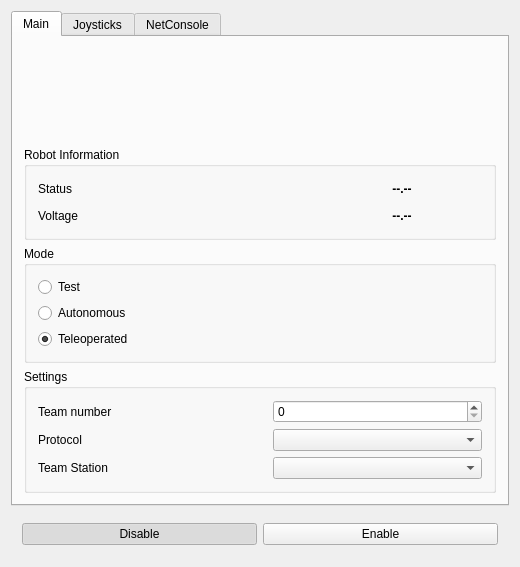
FRC-Utilities/LibDS, file examples/SimpleDS/src/Window.ui: the form before one commit.
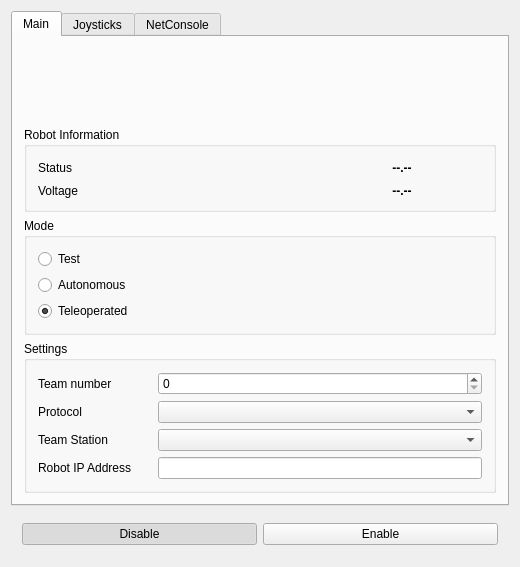
The form after the commit. Icons and pictures are not drawn.

Patch:
```diff
--- a/examples/SimpleDS/src/Window.ui
+++ b/examples/SimpleDS/src/Window.ui
@@ -225,6 +225,16 @@
              </property>
             </spacer>
            </item>
+           <item row="3" column="0">
+            <widget class="QLabel" name="RobotIPLabel">
+             <property name="text">
+              <string>Robot IP Address</string>
+             </property>
+            </widget>
+           </item>
+           <item row="3" column="2">
+            <widget class="QLineEdit" name="RobotIP"/>
+           </item>
           </layout>
          </widget>
         </item>
```
Left out of the diff: 5 changed lines with no effect on the pictures.
